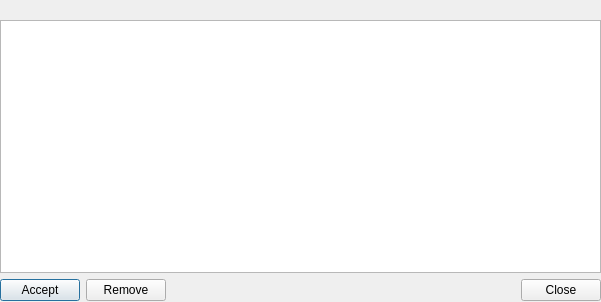
Above: ui/moderation.ui from gitter-badger/simplechatclient before the change. Below: the same form after it.
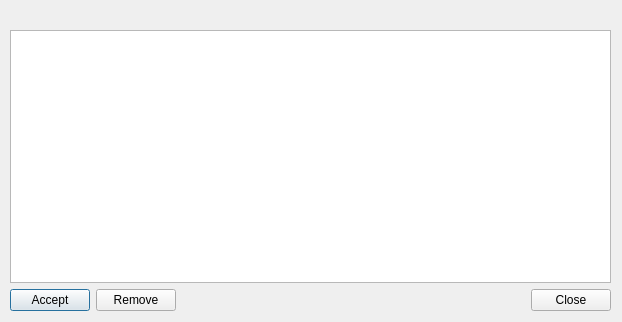
That is the form after the change. Icons and pictures are not drawn.

The edit to the form file:
```diff
--- a/ui/moderation.ui
+++ b/ui/moderation.ui
@@ -6,20 +6,20 @@
    <rect>
     <x>0</x>
     <y>0</y>
-    <width>601</width>
-    <height>302</height>
+    <width>622</width>
+    <height>322</height>
    </rect>
   </property>
   <property name="minimumSize">
    <size>
-    <width>601</width>
-    <height>302</height>
+    <width>622</width>
+    <height>322</height>
    </size>
   </property>
   <property name="maximumSize">
    <size>
-    <width>601</width>
-    <height>302</height>
+    <width>622</width>
+    <height>322</height>
    </size>
   </property>
   <property name="windowTitle">
@@ -32,8 +32,8 @@
   <widget class="QWidget" name="verticalLayoutWidget">
    <property name="geometry">
     <rect>
-     <x>0</x>
-     <y>0</y>
+     <x>10</x>
+     <y>10</y>
      <width>601</width>
      <height>301</height>
     </rect>
```
